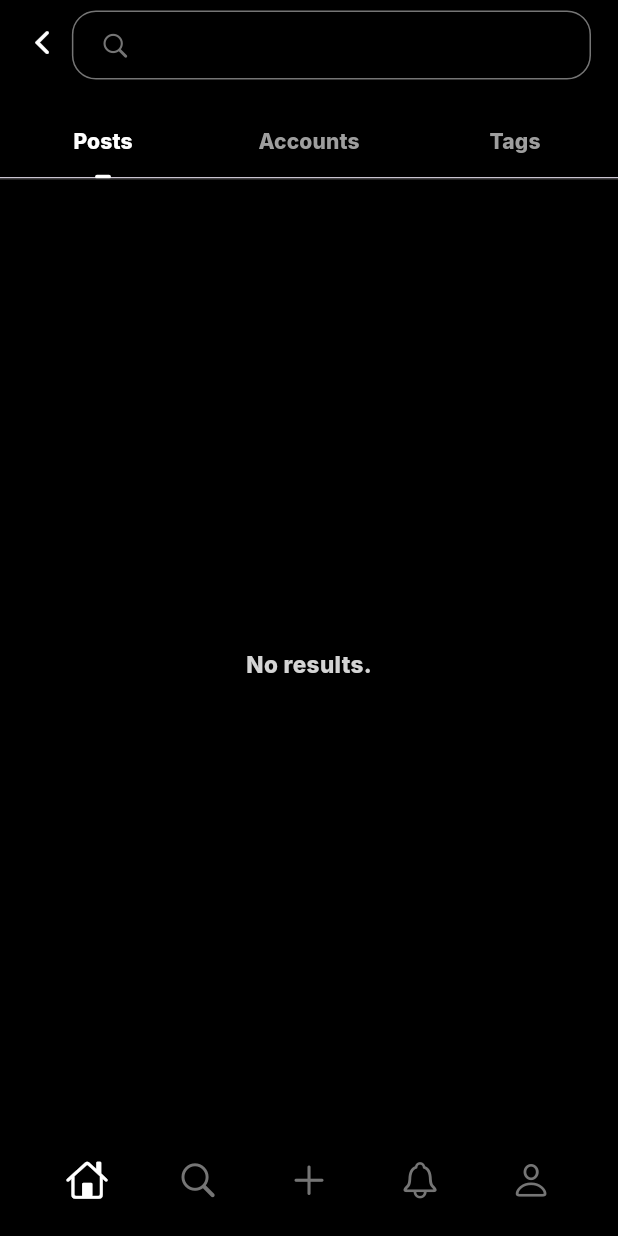
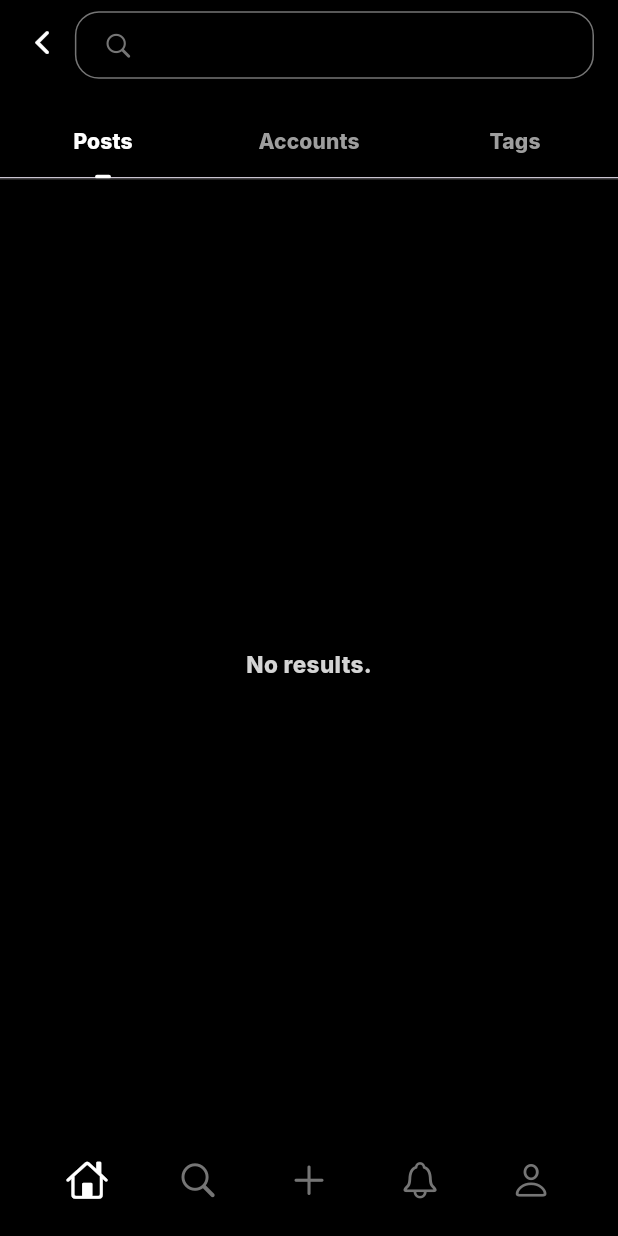
Before and after one commit to Tho100/revent, a Flutter app: the SearchResultsPage screen opened directly with empty values, on a phone screen of 412 x 824 dp. Run offline on Flutter 3.47's test engine with Material 3 defaults, Android fonts, the phone set to English and light mode, and no system bars; our stand-ins replace animated_flip_counter, flutter_cache_manager, flutter_dotenv, flutter_native_image, get_it, google_fonts; missing offline and left inert: dynamic_height_grid_view, image_picker_plus, mysql_client; statements that could not run were skipped.

Commit message:
Updated search-text container on search-results page

```diff
--- a/lib/pages/search_results_page.dart
+++ b/lib/pages/search_results_page.dart
@@ -116,12 +116,11 @@ class SearchResultsPageState extends State<SearchResultsPage> with SingleTickerP
 
   Widget _buildSearchTextContainer() {
     return Padding(
-      padding: const EdgeInsets.only(left: 8.0, right: 18.0, top: 4.0),
-      child: Align(
-        alignment: Alignment.centerLeft,
+      padding: const EdgeInsets.only(left: 16.0, right: 16.0, top: 4.0),
+      child: Center(
         child: Container(
           width: MediaQuery.of(context).size.width * 0.84,
-          height: 46,
+          height: 45,
           decoration: BoxDecoration(
             borderRadius: BorderRadius.circular(16),
             border: Border.all(color: ThemeColor.thirdWhite)
```
